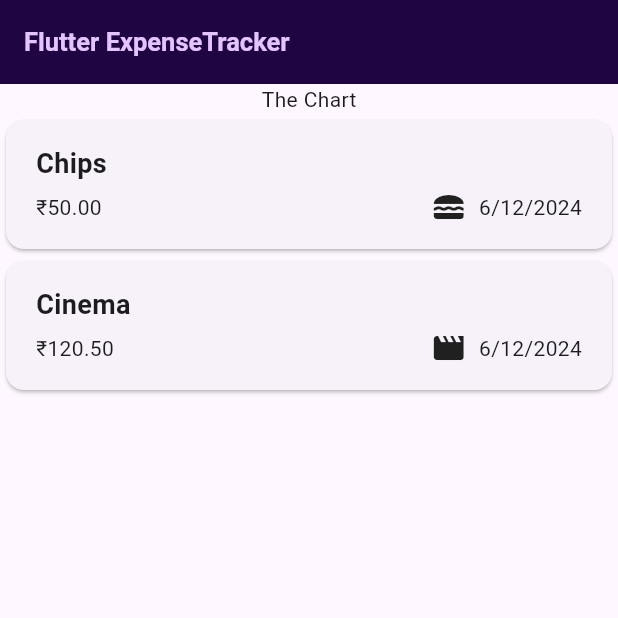
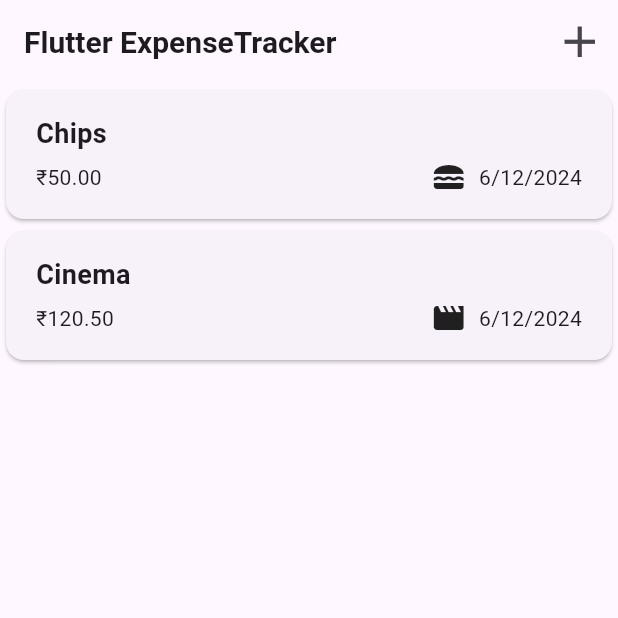
Before and after one commit to shaikhikram04/Expensive-Tracker, a Flutter app: the screen it shows after launch, on a phone screen of 412 x 824 dp, the top half of it. Run offline on Flutter 3.47's test engine with Material 3 defaults, Android fonts, the phone set to English and light mode, and no system bars.

Commit message:
added appbar with title and add icon

```diff
--- a/lib/Pages/expenses.dart
+++ b/lib/Pages/expenses.dart
@@ -29,20 +29,26 @@ class _ExpensesState extends State<Expenses> {
   Widget build(BuildContext context) {
     return Scaffold(
       appBar: AppBar(
-        backgroundColor: const Color(0xFF1F0542),
+        // foregroundColor: const Color(0xFFE3C4FF),
+        actions: [
+          IconButton(
+              onPressed: () {},
+              icon: const Icon(
+                Icons.add,
+                size: 35,
+              ))
+        ],
+        // backgroundColor: const Color(0xFF1F0542),
         title: const Text(
           'Flutter ExpenseTracker',
           style: TextStyle(
-            color: Color.fromARGB(255, 227, 196, 255),
             fontWeight: FontWeight.w600,
-            fontSize: 17,
+            fontSize: 20,
           ),
         ),
-
       ),
       body: Column(
         children: [
-          const Text('The Chart'),
           Expanded(
             child: ExpensesList(expenses: _registeredExpenses),
           ),
--- a/lib/main.dart
+++ b/lib/main.dart
@@ -3,8 +3,10 @@ import 'package:flutter/material.dart';
 
 void main() {
   runApp(
-    const MaterialApp(
-      home: Expenses(),
+    MaterialApp(
+      debugShowCheckedModeBanner: false,
+      theme: ThemeData(useMaterial3: true),
+      home: const Expenses(),
     ),
   );
 }
```
